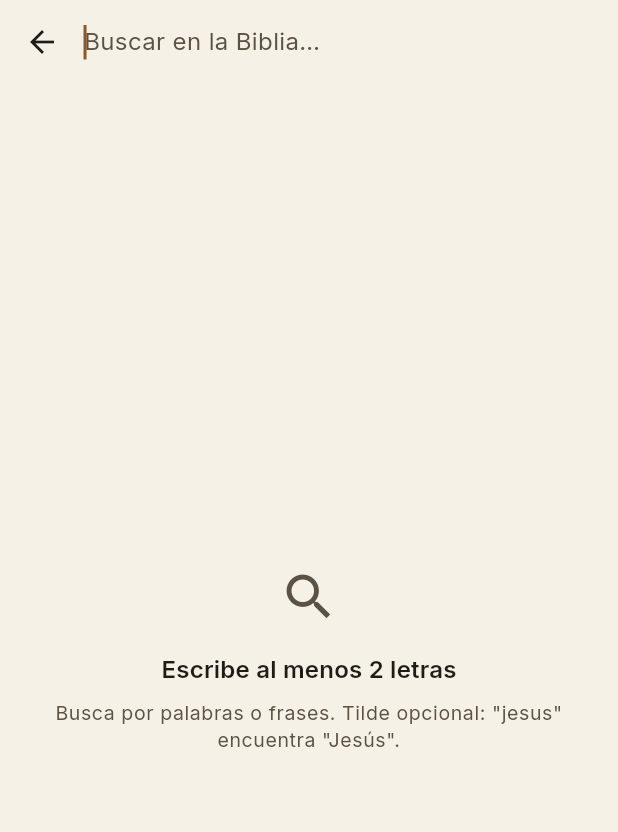
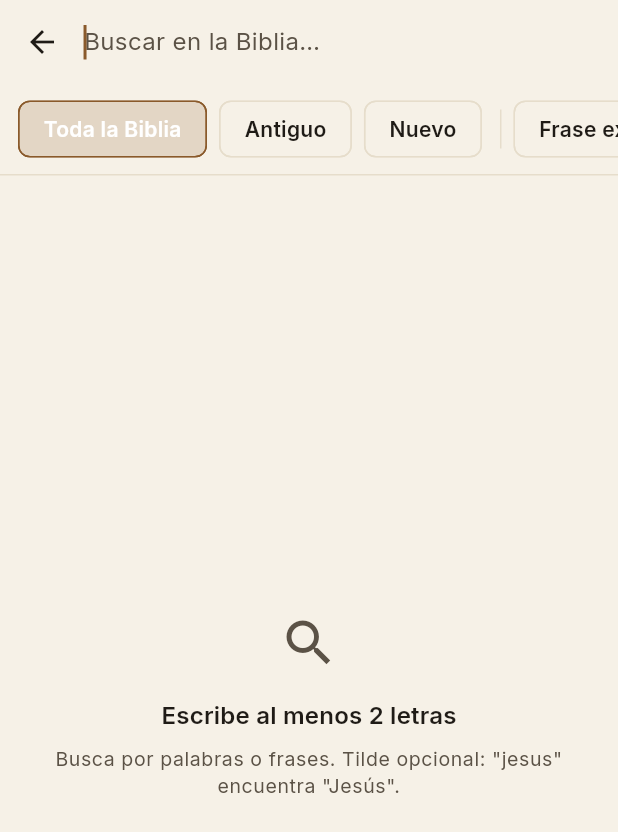
Before and after one commit to yt-kevincarrera/minimal-bible, a Flutter app: the SearchScreen screen opened directly, on a phone screen of 412 x 824 dp. Shown: the top 832 px of the screen. Run offline on Flutter 3.47's test engine with Material 3 defaults, Android fonts, the phone set to English and light mode, and no system bars; our stand-ins replace flutter_riverpod, flutter_slidable, flutter_tts, share_plus, shared_preferences, sqflite and 3 more; accounts and stored records are empty.

Commit message:
feat: búsqueda avanzada (alcance + frase exacta) y opciones de lectura descubribles
Dos mejoras de UX/accesibilidad:

1. Búsqueda avanzada: fila de filtros siempre visible bajo la barra de
   búsqueda para acotar por alcance (Toda la Biblia / Antiguo / Nuevo) y un
   modo "frase exacta". Implementado sobre el FTS5 existente:
   - bible_repository.search() acepta testament y phrase.
   - providers: searchScopeProvider, searchPhraseProvider.

2. Hoja "Opciones de lectura": antes se recortaba a media pantalla y las
   opciones de abajo (velocidad de voz) no se descubrían. Ahora se ajusta al
   contenido (isScrollControlled), se desplaza si no cabe y lleva encabezado.

Nota: el formato (dart format) queda pendiente de aplicar en local; los
cambios son funcionalmente correctos.

Co-Authored-By: Claude Opus 4.8 <noreply@anthropic.com>
Claude-Session: https://claude.ai/code/session_01Q2Uaj9NnF8WWfyf1H3SRdA

```diff
--- a/lib/screens/search_screen.dart
+++ b/lib/screens/search_screen.dart
@@ -84,7 +84,12 @@ class _SearchScreenState extends ConsumerState<SearchScreen> {
             ),
         ],
       ),
-      body: Builder(
+      body: Column(
+        children: [
+          const _SearchFilters(),
+          Divider(height: 1, color: colors.divider),
+          Expanded(
+            child: Builder(
               builder: (context) {
                 if (query.trim().length < 2) {
                   return _EmptyState(
@@ -111,7 +116,7 @@ class _SearchScreenState extends ConsumerState<SearchScreen> {
                       return _EmptyState(
                         icon: Icons.search_off_outlined,
                         title: 'Sin resultados',
-                  subtitle: 'Prueba con otras palabras.',
+                        subtitle: 'Prueba con otras palabras o cambia el filtro.',
                       );
                     }
                     return Center(
@@ -148,6 +153,64 @@ class _SearchScreenState extends ConsumerState<SearchScreen> {
                   },
                 );
               },
+            ),
+          ),
+        ],
+      ),
+    );
+  }
+}
+
+/// Fila de filtros de la búsqueda avanzada: alcance (toda la Biblia / Antiguo
+/// / Nuevo) y modo frase exacta. Visible siempre, para que se descubra.
+class _SearchFilters extends ConsumerWidget {
+  const _SearchFilters();
+
+  @override
+  Widget build(BuildContext context, WidgetRef ref) {
+    final colors = context.appColors;
+    final scope = ref.watch(searchScopeProvider);
+    final phrase = ref.watch(searchPhraseProvider);
+
+    Widget scopeChip(SearchScope s, String label) => Padding(
+      padding: const EdgeInsets.only(right: 8),
+      child: ChoiceChip(
+        label: Text(label),
+        selected: scope == s,
+        showCheckmark: false,
+        selectedColor: colors.accent.withValues(alpha: 0.18),
+        side: BorderSide(color: scope == s ? colors.accent : colors.divider),
+        onSelected: (_) =>
+            ref.read(searchScopeProvider.notifier).state = s,
+      ),
+    );
+
+    return SingleChildScrollView(
+      scrollDirection: Axis.horizontal,
+      padding: const EdgeInsets.symmetric(horizontal: 12, vertical: 6),
+      child: Row(
+        children: [
+          scopeChip(SearchScope.all, 'Toda la Biblia'),
+          scopeChip(SearchScope.oldT, 'Antiguo'),
+          scopeChip(SearchScope.newT, 'Nuevo'),
+          Container(
+            width: 1,
+            height: 26,
+            color: colors.divider,
+            margin: const EdgeInsets.symmetric(horizontal: 4),
+          ),
+          const SizedBox(width: 4),
+          FilterChip(
+            label: const Text('Frase exacta'),
+            selected: phrase,
+            showCheckmark: true,
+            selectedColor: colors.accent.withValues(alpha: 0.18),
+            checkmarkColor: colors.accent,
+            side: BorderSide(color: phrase ? colors.accent : colors.divider),
+            onSelected: (v) =>
+                ref.read(searchPhraseProvider.notifier).state = v,
+          ),
+        ],
       ),
     );
   }
--- a/lib/state/providers.dart
+++ b/lib/state/providers.dart
@@ -6,6 +6,7 @@ import 'package:shared_preferences/shared_preferences.dart';
 
 import '../data/backup.dart';
 import '../data/bible_repository.dart';
+import '../data/books.dart';
 import '../data/database.dart';
 import '../data/models.dart';
 
@@ -66,11 +67,26 @@ final chapterHeadingsProvider =
 
 final searchQueryProvider = StateProvider<String>((ref) => '');
 
+/// Alcance de la búsqueda: toda la Biblia, solo Antiguo o solo Nuevo.
+enum SearchScope { all, oldT, newT }
+
+final searchScopeProvider = StateProvider<SearchScope>((ref) => SearchScope.all);
+
+/// Si true, busca la frase exacta en vez de todas las palabras sueltas.
+final searchPhraseProvider = StateProvider<bool>((ref) => false);
+
 final searchResultsProvider = FutureProvider<List<SearchHit>>((ref) async {
   final q = ref.watch(searchQueryProvider);
   if (q.trim().length < 2) return const [];
+  final scope = ref.watch(searchScopeProvider);
+  final phrase = ref.watch(searchPhraseProvider);
   final repo = await ref.watch(repositoryProvider.future);
-  return repo.search(q);
+  final testament = switch (scope) {
+    SearchScope.all => null,
+    SearchScope.oldT => testamentOld,
+    SearchScope.newT => testamentNew,
+  };
+  return repo.search(q, testament: testament, phrase: phrase);
 });
 
 final sharedPrefsProvider = FutureProvider<SharedPreferences>(
```
Also changed, not shown: lib/data/bible_repository.dart (+33 -4 lines), lib/screens/reader_screen.dart (+18 -3 lines). Lines whose indentation alone changed are shown as unchanged.
